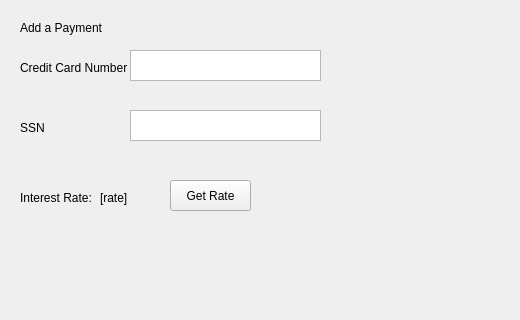
This is AddPaymentDialog.ui in jordynmarlow/SoftwareEngineering as Qt 5 draws it before an edit; both pictures show x 0 to 520 and y 0 to 320 of the 520 by 473 pixel window. The edited form follows.
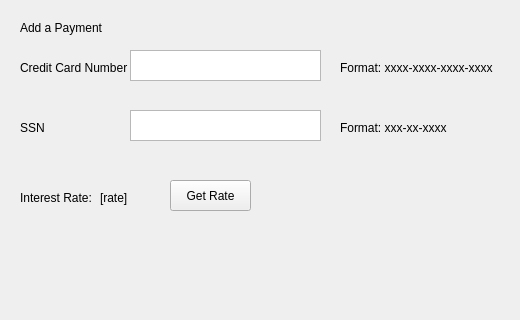
This is the edited form.

Commit message: Labels to tell formatting of credit card and ssn

The edit to the form file:
```diff
--- a/AddPaymentDialog.ui
+++ b/AddPaymentDialog.ui
@@ -141,6 +141,32 @@
 &lt;p style=&quot;-qt-paragraph-type:empty; margin-top:0px; margin-bottom:0px; margin-left:0px; margin-right:0px; -qt-block-indent:0; text-indent:0px;&quot;&gt;&lt;br /&gt;&lt;/p&gt;&lt;/body&gt;&lt;/html&gt;</string>
    </property>
   </widget>
+  <widget class="QLabel" name="label_6">
+   <property name="geometry">
+    <rect>
+     <x>340</x>
+     <y>60</y>
+     <width>161</width>
+     <height>16</height>
+    </rect>
+   </property>
+   <property name="text">
+    <string>Format: xxxx-xxxx-xxxx-xxxx</string>
+   </property>
+  </widget>
+  <widget class="QLabel" name="label_7">
+   <property name="geometry">
+    <rect>
+     <x>340</x>
+     <y>120</y>
+     <width>131</width>
+     <height>16</height>
+    </rect>
+   </property>
+   <property name="text">
+    <string>Format: xxx-xx-xxxx</string>
+   </property>
+  </widget>
  </widget>
  <resources/>
  <connections/>
```
